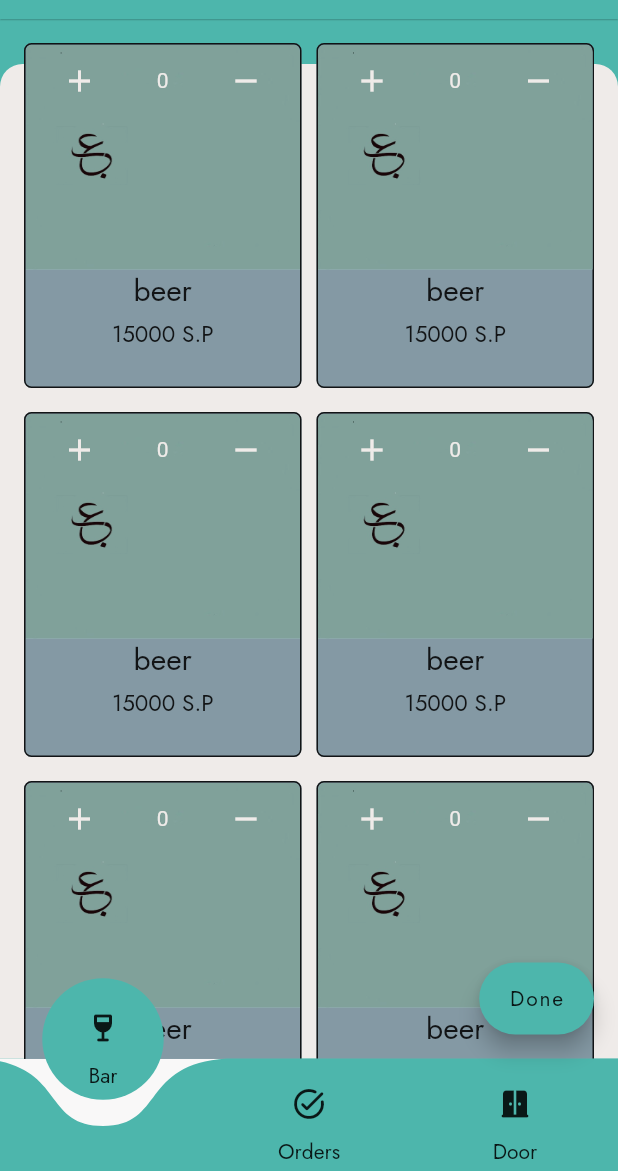
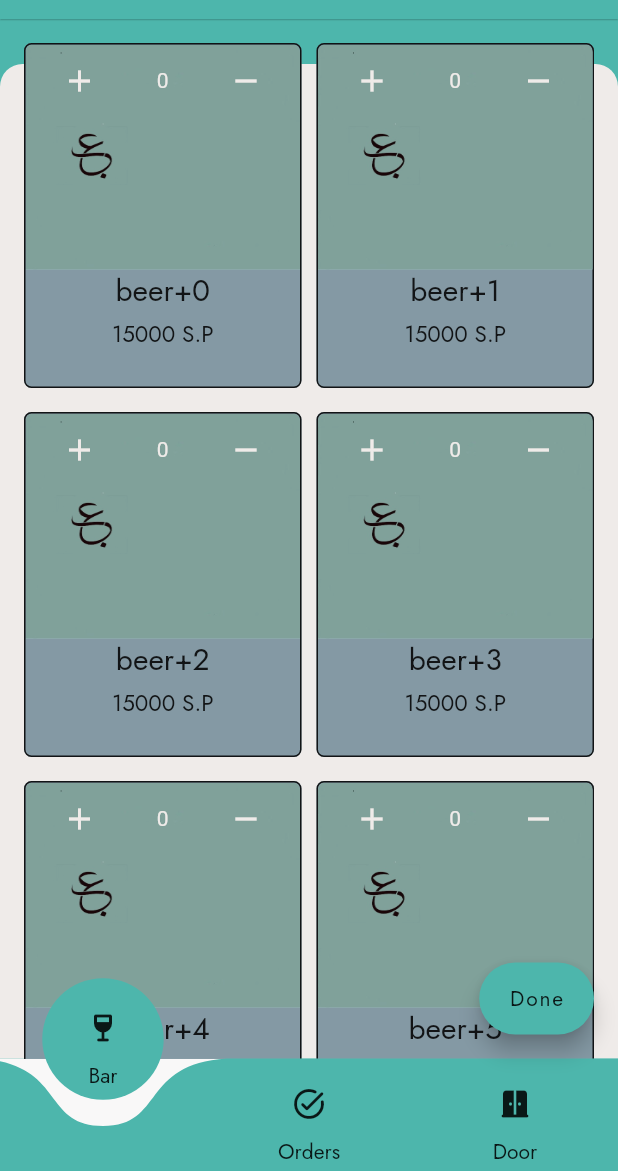
Before and after one commit to MayarAboumahmood/worker_app, a Flutter app: the BarPage screen opened by its route, on a phone screen of 412 x 824 dp, the part 65-1236 px from its top. Run offline on Flutter 3.47's test engine with Material 2 defaults, Android fonts, the phone set to English and light mode, and no system bars; drawn by our look-alikes of auto_size_text, curved_navigation_bar; our stand-ins replace get, shared_preferences, sized_context; accounts and stored records are empty.

Commit message:
fixing some problem with the event card and the bar page.

```diff
--- a/worker_app/lib/routes.dart
+++ b/worker_app/lib/routes.dart
@@ -1,6 +1,7 @@
 import 'package:get/get.dart';
 import 'package:worker_app/view/screens/bar/bar_page.dart';
 import 'package:worker_app/view/screens/bar/bar_page_binding.dart';
+import 'package:worker_app/view/screens/cart/cart_page.dart';
 import 'package:worker_app/view/screens/event_info/event_binding.dart';
 import 'package:worker_app/view/screens/event_info/event_info_page.dart';
 import 'package:worker_app/view/screens/event_page/event_page.dart';
@@ -20,4 +21,5 @@ appRoutes() => [
           name: '/EventInfo',
           page: () => EventInfo(),
           binding: EventInfoBinding()),
+      GetPage(name: '/Cart', page: () => const CartPage()),
     ];
--- a/worker_app/lib/view/screens/bar/bar_page.dart
+++ b/worker_app/lib/view/screens/bar/bar_page.dart
@@ -1,5 +1,6 @@
 import 'package:flutter/material.dart';
 import 'package:get/get.dart';
+import 'package:sized_context/sized_context.dart';
 import 'package:worker_app/constant/text_style.dart';
 import 'package:worker_app/view/screens/bar/bar_page_controller.dart';
 
@@ -19,6 +20,8 @@ class BarPage extends StatelessWidget {
   Widget build(BuildContext context) {
     Sizes size = Sizes(context);
     BarPageController controller = Get.find();
+    final DrinkCardController drinkCardController =
+        Get.put(DrinkCardController());
     return DefaultTabController(
         length: 1,
         initialIndex: 0,
@@ -39,7 +42,10 @@ class BarPage extends StatelessWidget {
                               ? Alignment.bottomLeft
                               : Alignment.bottomRight,
                   child: FloatingActionButton.extended(
-                      onPressed: () {},
+                      onPressed: () {
+                        onpressedDone(
+                            controller.page.value, drinkCardController);
+                      },
                       label: Text('Done'.tr, style: generalTextStyle(null))),
                 ),
               )),
@@ -64,10 +70,9 @@ class BarPage extends StatelessWidget {
                   ),
                 ),
                 Obx(() {
-                  print('selectPage(controller)');
-                  print(selectPage(controller));
                   return TabBarView(
-                    children: selectPage(controller),
+                    children:
+                        selectPage(controller, context, drinkCardController),
                   );
                 }),
               ],
@@ -77,28 +82,35 @@ class BarPage extends StatelessWidget {
         ));
   }
 
-  List<Widget> selectPage(BarPageController controller) {
+  List<Widget> selectPage(BarPageController controller, BuildContext context,
+      DrinkCardController drinkCardController) {
     List<Widget> list = [
-      buildBarGridView(Colors.black),
-      buildBarGridView(Colors.blue),
+      buildBarGridView(Colors.black, context, drinkCardController),
+      buildBarGridView(Colors.blue, context, drinkCardController),
       reservationList(),
     ];
     return ([list[controller.page.value]]);
   }
 
-  Widget buildBarGridView(Color? color) {
+  Widget buildBarGridView(Color? color, BuildContext context,
+      DrinkCardController drinkCardContrller) {
     return GridView.builder(
       padding: const EdgeInsets.all(16),
-      gridDelegate: const SliverGridDelegateWithFixedCrossAxisCount(
-        crossAxisCount: 2,
+      gridDelegate: SliverGridDelegateWithFixedCrossAxisCount(
+        crossAxisCount: context.widthInches > 8.5
+            ? 4
+            : context.widthInches > 5.5
+                ? 3
+                : 2,
         mainAxisExtent: 230,
         crossAxisSpacing: 10,
         mainAxisSpacing: 16,
       ),
       itemCount: 16,
       itemBuilder: (context, index) {
+        drinkCardContrller.addNewElement();
         return DrinkCard(
-          drink: Drink(name: 'beer', unitPriceInSP: 15000),
+          drink: Drink(id: index, name: 'beer+$index', unitPriceInSP: 15000),
         );
       },
     );
@@ -123,4 +135,16 @@ class BarPage extends StatelessWidget {
       ],
     );
   }
+
+  void onpressedDone(int index, DrinkCardController drinkCardController) {
+    index == 0
+        ? {
+            Get.toNamed('/Cart', arguments: drinkCardController.order),
+            Future.delayed(const Duration(milliseconds: 80), () {
+              drinkCardController.order.makeTheOrderEmpty();
+              drinkCardController.makeTheNumberofDriknsEqualsZero();
+            })
+          }
+        : null;
+  }
 }
--- a/worker_app/lib/view/screens/event_info/event_info_page.dart
+++ b/worker_app/lib/view/screens/event_info/event_info_page.dart
@@ -1,12 +1,13 @@
 import 'package:auto_size_text/auto_size_text.dart';
 import 'package:flutter/material.dart';
 import 'package:get/get.dart';
+import 'package:worker_app/view/widget/event_card.dart';
+import 'package:worker_app/view/widget/new_event_card.dart';
 
 import '../../../constant/fonts.dart';
 import '../../../constant/sizes.dart';
 import '../../../constant/text_style.dart';
 import '../../../constant/theme.dart';
-import '../../widget/event_card.dart';
 
 class EventInfo extends StatelessWidget {
   EventInfo({super.key});
@@ -90,8 +91,7 @@ class EventInfo extends StatelessWidget {
           elementDivider(),
           const SizedBox(height: 3),
           setEventINfo(
-            'Date: '.tr + event.beginDate,
-          ),
+              '${'Date: '.tr}${event.beginDate.dayName}/${event.beginDate.month}/${event.beginDate.year}'),
           elementDivider(),
           const SizedBox(height: 3),
           setEventINfo(
--- a/worker_app/lib/view/widget/drink_card.dart
+++ b/worker_app/lib/view/widget/drink_card.dart
@@ -2,10 +2,11 @@
 import 'package:auto_size_text/auto_size_text.dart';
 import 'package:flutter/material.dart';
 import 'package:get/get.dart';
+import 'package:worker_app/constant/text_style.dart';
 
 import '../../constant/sizes.dart';
-import '../../constant/text_style.dart';
 import '../../constant/theme.dart';
+import '../screens/cart/cart_page.dart';
 
 // ignore: must_be_immutable
 class DrinkCard extends StatelessWidget {
@@ -14,9 +15,8 @@ class DrinkCard extends StatelessWidget {
   DrinkCard({super.key, required this.drink, this.onPressed});
   @override
   Widget build(BuildContext context) {
-    DrinkCardContrller controller = Get.put(
-      DrinkCardContrller(),
-      tag: drink.hashCode.toString(),
+    DrinkCardController controller = Get.put(
+      DrinkCardController(),
     );
     Sizes size = Sizes(context);
     return GestureDetector(
@@ -29,7 +29,7 @@ class DrinkCard extends StatelessWidget {
                 ? darkWoodBrownColor.withOpacity(0.9)
                 : woodBrownColor.withOpacity(0.9),
             borderRadius: BorderRadius.circular(size.buttonRadius)),
-        width: size.drinkCardWidth,
+        width: 100, //size.drinkCardWidth,
         height: 210,
         child: Column(
             crossAxisAlignment: CrossAxisAlignment.center,
@@ -64,7 +64,8 @@ class DrinkCard extends StatelessWidget {
                           addRemoveButton('add', controller),
                           const Spacer(),
                           Obx(() => Text(
-                                controller.numberOfDrinks.value.toString(),
+                                controller.numberOfDrinks[drink.id].value
+                                    .toString(),
                                 style: TextStyle(
                                   color: skinColorWhite,
                                 ),
@@ -96,14 +97,15 @@ class DrinkCard extends StatelessWidget {
     );
   }
 
-  Widget addRemoveButton(String addOrRemove, DrinkCardContrller controller) {
+  Widget addRemoveButton(
+      String addOrRemove, DrinkCardController drinkCardController) {
     return SizedBox(
       width: 60,
       child: MaterialButton(
         onPressed: () {
           addOrRemove == 'add'
-              ? controller.increaseTheNumberOfDrinks()
-              : controller.decreaseTheNumberOfDrinks();
+              ? drinkCardController.increaseTheNumberOfDrinks(drink.id, drink)
+              : drinkCardController.decreaseTheNumberOfDrinks(drink.id);
           //add one from this drink or remove one of the drink
         },
         child: Icon(
@@ -117,21 +119,55 @@ class DrinkCard extends StatelessWidget {
 }
 
 class Drink {
+  // String imageName;
+  int id;
   String name;
   int unitPriceInSP;
   Drink({
+    required this.id,
+    // required this.imageName,
     required this.name,
     required this.unitPriceInSP,
   });
 }
 
-class DrinkCardContrller extends GetxController {
-  RxInt numberOfDrinks = 0.obs;
-  void increaseTheNumberOfDrinks() {
-    numberOfDrinks.value++;
+class DrinkCardController extends GetxController {
+  List<RxInt> numberOfDrinks = <RxInt>[].obs;
+  Order order = Order();
+  void increaseTheNumberOfDrinks(int id, Drink drink) {
+    numberOfDrinks[id].value++;
+    if (ifAddForTheFirstTime(drink)) {
+      order.drinksWithAmount.add(DrinkAmount(drink: drink, amount: 1));
+    } else {
+      for (var element in order.drinksWithAmount) {
+        if (element.drink == drink) {
+          element.amount++;
+        }
+      }
+    }
   }
 
-  void decreaseTheNumberOfDrinks() {
-    numberOfDrinks > 0 ? numberOfDrinks.value-- : null;
+  bool ifAddForTheFirstTime(Drink drink) {
+    for (var element in order.drinksWithAmount) {
+      if (element.drink.name == drink.name) {
+        return false;
+      }
+    }
+    return true;
+  }
+
+  void decreaseTheNumberOfDrinks(int id) {
+    order.drinksWithAmount[id].amount--;
+    numberOfDrinks[id] > 0 ? numberOfDrinks[id].value-- : null;
+  }
+
+  void makeTheNumberofDriknsEqualsZero() {
+    for (var element in numberOfDrinks) {
+      element.value = 0;
+    }
+  }
+
+  void addNewElement() {
+    numberOfDrinks.add(0.obs);
   }
 }
--- a/worker_app/lib/view/widget/new_event_card.dart
+++ b/worker_app/lib/view/widget/new_event_card.dart
@@ -8,7 +8,7 @@ import '../../main.dart';
 
 class NewEventCard extends StatelessWidget {
   final Event event;
-  NewEventCard({super.key, required this.event});
+  const NewEventCard({super.key, required this.event});
   @override
   Widget build(BuildContext context) {
     return GestureDetector(
```
Also changed, not shown: worker_app/lib/view/screens/cart/cart_page.dart (added, +171 -0 lines), worker_app/lib/view/widget/event_card.dart (+203 -203 lines).
